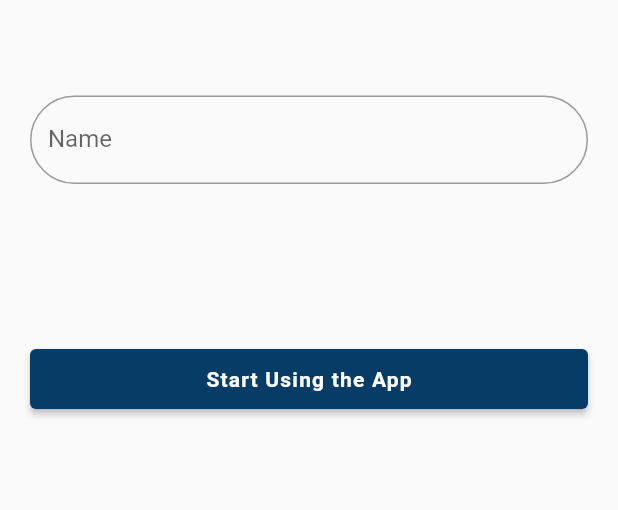
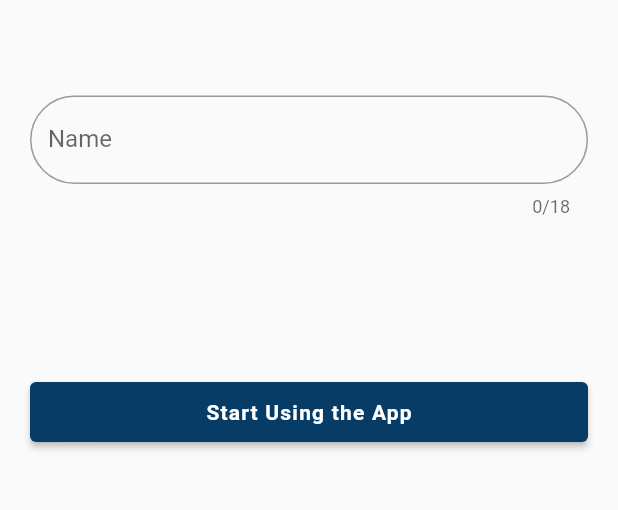
Before and after one commit to ThanasisKl/Spayments, a Flutter app: the screen it shows after launch, on a phone screen of 412 x 824 dp, the part 308-818 px from its top. Run offline on Flutter 3.47's test engine with Material 2 defaults, Android fonts, the phone set to English and light mode, and no system bars; our stand-ins replace flutter_spinkit, hive, hive_flutter; accounts and stored records are empty.

Commit message:
adding user's advices, setting limit to user's input, removing debug mode and styling changes

```diff
--- a/spayments/lib/main.dart
+++ b/spayments/lib/main.dart
@@ -11,23 +11,25 @@ import 'package:spayments/models/paymentSlot.dart';
 import 'package:spayments/models/payment.dart';
 
 void main() async {
-  //PaymentSlot x = PaymentSlot("Έξοδα εβδομάδας", 50, true);
-  //x.newPayment(12,"supermarket");
-  //List<PaymentSlot> slots = [x];
+
   //initialize Hive
   await Hive.initFlutter();
 
+  //initialize Adapters
   Hive.registerAdapter(PaymentAdapter());
   Hive.registerAdapter(PaymentSlotAdapter());
 
   //open the box
   var box = await Hive.openBox("localStorage");
+
   //await box.delete("Slots");
   //await box.delete("Name");
-  if(box.get("Slots") == null) {
+
+  if(box.get("Slots") == null) {  // if is the first time opening the app create the Slots list
     List<dynamic> emptyList = [];
     await box.put("Slots",emptyList);
   }
+
   runApp(MyApp());
 }
 
@@ -38,6 +40,7 @@ class MyApp extends StatelessWidget {
   @override
   Widget build(BuildContext context) {
     return MaterialApp(
+      debugShowCheckedModeBanner:false,
       initialRoute:'/login',
       routes: {
         '/home': (context) =>  const Home(),
@@ -47,6 +50,7 @@ class MyApp extends StatelessWidget {
         '/payments' : (context) => const Payments(),
         '/addpayment' : (context) => const AddPayment(),
         '/settings' : (context) => const Settings(),
-    });
+      }
+    );
   }
 }
--- a/spayments/lib/pages/addPayment.dart
+++ b/spayments/lib/pages/addPayment.dart
@@ -119,6 +119,7 @@ class _AddPaymentState extends State<AddPayment> {
                   child: Container(
                     padding: const EdgeInsets.fromLTRB(20, 20, 20, 0),
                     child: TextField(
+                      maxLength: 18,
                       decoration: InputDecoration(
                         border: OutlineInputBorder(
                           borderRadius: BorderRadius.circular(90.0),
--- a/spayments/lib/pages/addPaymentSlot.dart
+++ b/spayments/lib/pages/addPaymentSlot.dart
@@ -21,6 +21,7 @@ class _AddPaymentSlotState extends State<AddPaymentSlot> {
   @override
   Widget build(BuildContext context) {
     return MaterialApp(
+      debugShowCheckedModeBanner:false,
       home: Scaffold(
         appBar: AppBar(
           leading: InkWell(
@@ -71,6 +72,7 @@ class _AddPaymentSlotState extends State<AddPaymentSlot> {
                 Container(
                   padding: const EdgeInsets.fromLTRB(20, 20, 20, 0),
                   child: TextField(
+                    maxLength: 18,
                     decoration: InputDecoration(
                       border: OutlineInputBorder(
                         borderRadius: BorderRadius.circular(90.0),
--- a/spayments/lib/pages/login.dart
+++ b/spayments/lib/pages/login.dart
@@ -15,17 +15,18 @@ class _LoginState extends State<Login> {
   String name_input = '';
   String error = '';
   bool firstLogIn = false;
-  String name = "";
+  dynamic name = "";
+
   void initState(){
     super.initState();
     name = localStorage.get("Name") ==  null ? "" : localStorage.get("Name");
-    firstLogIn = localStorage.get("Name") ==  null;
   }
 
   @override
   Widget build(BuildContext context) {
-    print(firstLogIn);
+
     return MaterialApp(
+      debugShowCheckedModeBanner:false,
       home: Scaffold(
         appBar: AppBar(
           title: const Text('Main Page'),
@@ -41,15 +42,33 @@ class _LoginState extends State<Login> {
                   padding: const EdgeInsets.fromLTRB(20, 20, 20, 40),
                   child: Row(
                     mainAxisAlignment: MainAxisAlignment.center,
-                          children: const [Text("Σ",style:TextStyle(fontSize: 45,letterSpacing: 4,fontWeight: FontWeight.w600,color:Color.fromARGB(255, 255, 111, 0))),
-                            Text("payments",style:TextStyle(fontSize: 39,letterSpacing: 4,color: Color.fromARGB(255, 7, 60, 103),fontWeight: FontWeight.w500,))],
+                    children: const [
+                      Text("Σ",
+                        style:TextStyle(
+                          fontSize: 45,
+                          letterSpacing: 4,
+                          fontWeight: FontWeight.w600,
+                          color:Color.fromARGB(255, 255, 111, 0)
+                        )
+                      ),
+                      Text("payments",
+                        style:TextStyle(
+                          fontSize: 39,
+                          letterSpacing: 4,
+                          color: Color.fromARGB(255, 7, 60, 103),
+                          fontWeight: FontWeight.w500
+                        )
+                      )
+                    ],
                   ),
                 ),
+
                 Visibility(
-                        visible: firstLogIn,
+                  visible: name == "",
                   child: Container(
                     padding: const EdgeInsets.fromLTRB(20, 20, 20, 0),
                     child: TextField(
+                      maxLength: 18,
                       decoration: InputDecoration(
                         border: OutlineInputBorder(
                           borderRadius: BorderRadius.circular(90.0),
@@ -62,8 +81,9 @@ class _LoginState extends State<Login> {
                     ),
                   ),
                 ),
+
                 Visibility(
-                        visible: !firstLogIn,
+                  visible: name != "",
                   child: Column(
                     children:  <Widget>[
                       const Text("Welcome Back",
@@ -87,7 +107,9 @@ class _LoginState extends State<Login> {
                     ]
                   )
                 ),
+
                 const SizedBox(height: 90.0,),
+
                 Container(
                   height: 80,
                   padding: const EdgeInsets.all(20),
@@ -100,13 +122,17 @@ class _LoginState extends State<Login> {
                     onPressed: () {
                       signIn();
                     },
-                          )),
-                      Text(error,style: const TextStyle(color:Colors.red),),
+                  )
+                ),
+
+                Text(error,
+                  style: const TextStyle(
+                    color:Colors.red
+                  )
+                ),
               ],
             ),
           ),
-
-
         ),
       );
   }
--- a/spayments/lib/pages/settings.dart
+++ b/spayments/lib/pages/settings.dart
@@ -93,6 +93,7 @@ class _SettingsState extends State<Settings> {
                           Container(
                             padding: const EdgeInsets.fromLTRB(20, 20, 20, 0),
                             child: TextField(
+                              maxLength: 18,
                               decoration: InputDecoration(
                                 hintText: slotName,
                                 border: OutlineInputBorder(
```
Also changed, not shown: spayments/lib/pages/home.dart (+20 -1 lines), spayments/lib/pages/payments.dart (+40 -12 lines). Lines whose indentation alone changed are shown as unchanged.
